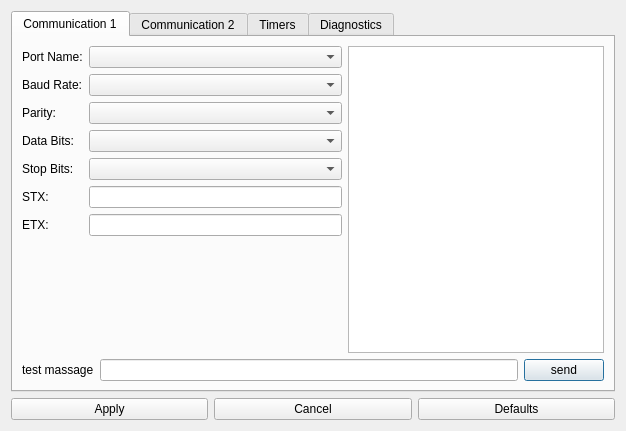
Qt form src/gui/SettingsWindow.ui (orkiman/MachineController) before a commit.
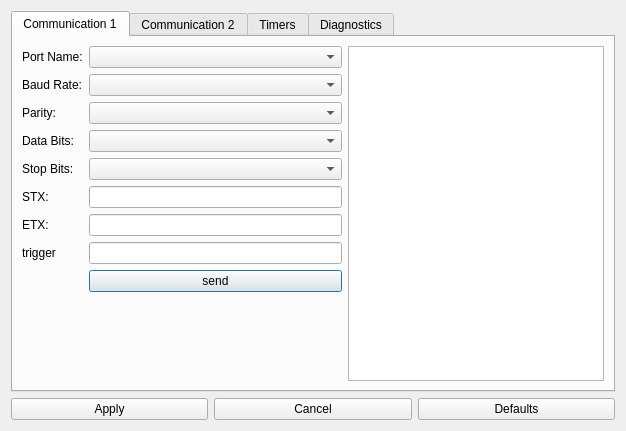
The same form after that commit.

Commit message: added trigger field to communication gui

The edit to the form file:
```diff
--- a/src/gui/SettingsWindow.ui
+++ b/src/gui/SettingsWindow.ui
@@ -34,30 +34,22 @@
        <item row="3" column="1">
         <widget class="QComboBox" name="dataBits1ComboBox"/>
        </item>
+       <item row="9" column="1">
+        <spacer name="verticalSpacer">
+         <property name="orientation">
+          <enum>Qt::Orientation::Vertical</enum>
+         </property>
+         <property name="sizeHint" stdset="0">
+          <size>
+           <width>20</width>
+           <height>40</height>
+          </size>
+         </property>
+        </spacer>
+       </item>
        <item row="2" column="1">
         <widget class="QComboBox" name="parity1ComboBox"/>
        </item>
-       <item row="8" column="0" colspan="3">
-        <layout class="QHBoxLayout" name="horizontalLayout_2">
-         <item>
-          <widget class="QLabel" name="label_15">
-           <property name="text">
-            <string>test massage</string>
-           </property>
-          </widget>
-         </item>
-         <item>
-          <widget class="QLineEdit" name="commuication1TestDataLineEdit"/>
-         </item>
-         <item>
-          <widget class="QPushButton" name="communication1SendTestPushButton">
-           <property name="text">
-            <string>send</string>
-           </property>
-          </widget>
-         </item>
-        </layout>
-       </item>
        <item row="6" column="0">
         <widget class="QLabel" name="label_7">
          <property name="text">
@@ -75,6 +67,19 @@
          </property>
         </widget>
        </item>
+       <item row="7" column="0">
+        <widget class="QLabel" name="label_15">
+         <property name="text">
+          <string>trigger</string>
+         </property>
+        </widget>
+       </item>
+       <item row="7" column="1">
+        <widget class="QLineEdit" name="commuication1TriggerLineEdit"/>
+       </item>
+       <item row="0" column="2" rowspan="10">
+        <widget class="QTextEdit" name="textEdit"/>
+       </item>
        <item row="1" column="0">
         <widget class="QLabel" name="label_2">
          <property name="text">
@@ -122,21 +127,12 @@
        <item row="4" column="1">
         <widget class="QComboBox" name="stopBits1ComboBox"/>
        </item>
-       <item row="0" column="2" rowspan="8">
-        <widget class="QTextEdit" name="textEdit"/>
-       </item>
-       <item row="7" column="1">
-        <spacer name="verticalSpacer">
-         <property name="orientation">
-          <enum>Qt::Orientation::Vertical</enum>
+       <item row="8" column="1">
+        <widget class="QPushButton" name="communication1SendPushButton">
+         <property name="text">
+          <string>send</string>
          </property>
-         <property name="sizeHint" stdset="0">
-          <size>
-           <width>20</width>
-           <height>40</height>
-          </size>
-         </property>
-        </spacer>
+        </widget>
        </item>
       </layout>
      </widget>
```
Left out of the diff: 130 changed lines with no effect on the pictures. The commit also changes 2 other files.
